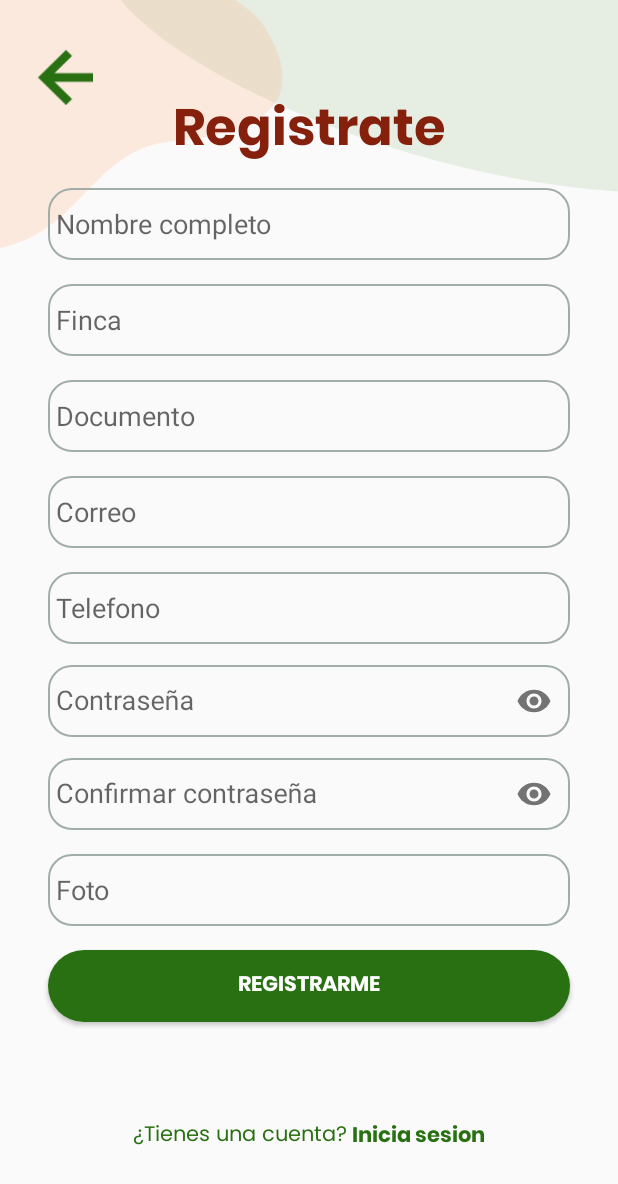
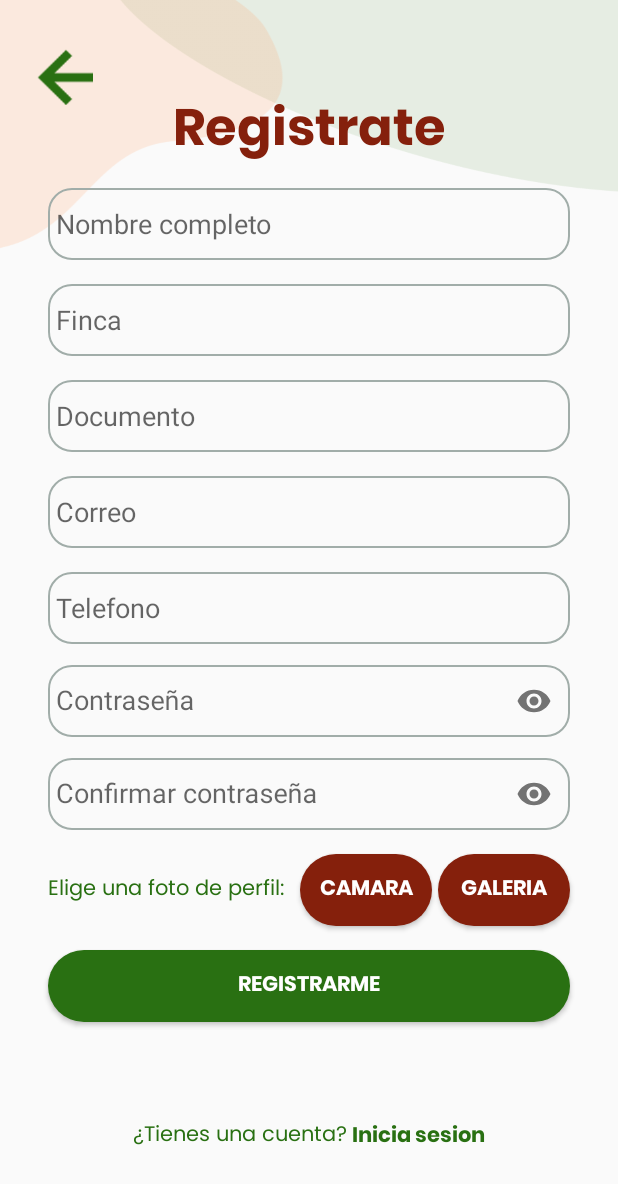
Before and after one commit to JhonSaldarriaga/CoffeeTec-Android, an Android app: the RegistrationActivity screen opened directly, with no data from a screen before it, on a phone screen of 412 x 824 dp. Shown: the top 1184 px of the screen. Run offline under Robolectric (Android 15) with nearby library versions, the phone set to English and light mode, and no system bars; our stand-ins replace Firebase (no records; nobody signed in at launch, a user with empty details on screens opened directly).

Commit message:
User firestore ok - Phone and documnt inpunte number

```diff
--- a/app/src/main/java/com/example/coffetec/RegistrationActivity.kt
+++ b/app/src/main/java/com/example/coffetec/RegistrationActivity.kt
@@ -30,10 +30,10 @@ class RegistrationActivity : AppCompatActivity() {
                 if(pass == binding.passwordConfirmET.editText!!.text.toString()){
                     Firebase.auth.createUserWithEmailAndPassword(email, pass).addOnSuccessListener {
                         Toast.makeText(this, "Cuenta creada exitosamente", Toast.LENGTH_LONG).show()
+                        registerUserData()
                     }.addOnFailureListener {
                         Toast.makeText(this, "Algo fallo: ${it.message}", Toast.LENGTH_LONG).show()
                     }
-                    registerUserData()
                 }else{
                     Toast.makeText(this, "Los campos de contraseña deben coincidir", Toast.LENGTH_LONG).show()
                 }
--- /dev/null
+++ b/app/src/main/res/drawable/background_btn2.xml
@@ -0,0 +1,7 @@
+<?xml version="1.0" encoding="utf-8"?>
+<shape android:shape="rectangle"
+    xmlns:android="http://schemas.android.com/apk/res/android" >
+
+    <solid android:color= "@color/brown"/>
+    <corners android:radius="25dp"/>
+</shape>
--- a/app/src/main/res/layout/activity_registration.xml
+++ b/app/src/main/res/layout/activity_registration.xml
@@ -15,9 +15,9 @@
         android:fontFamily="@font/poppins_bold"
         android:text="@string/registro"
         android:textColor="@color/white"
-        app:layout_constraintEnd_toEndOf="@+id/editTextTextPersonName4"
-        app:layout_constraintStart_toStartOf="@+id/editTextTextPersonName4"
-        app:layout_constraintTop_toBottomOf="@+id/editTextTextPersonName4" />
+        app:layout_constraintEnd_toEndOf="@+id/passwordConfirmET"
+        app:layout_constraintStart_toStartOf="@+id/passwordConfirmET"
+        app:layout_constraintTop_toBottomOf="@+id/button2" />
 
     <androidx.constraintlayout.widget.ConstraintLayout
         android:id="@+id/constraintLayout"
@@ -74,21 +74,6 @@
         app:layout_constraintTop_toTopOf="parent" />
 
     <EditText
-        android:id="@+id/editTextTextPersonName4"
-        android:layout_width="0dp"
-        android:layout_height="wrap_content"
-        android:layout_marginTop="16dp"
-        android:background="@drawable/background_input"
-        android:ems="10"
-        android:hint="@string/foto"
-        android:inputType="textPersonName"
-        android:minHeight="48dp"
-        android:paddingStart="5dp"
-        app:layout_constraintEnd_toEndOf="@+id/passwordConfirmET"
-        app:layout_constraintStart_toStartOf="@+id/passwordConfirmET"
-        app:layout_constraintTop_toBottomOf="@+id/passwordConfirmET" />
-
-    <EditText
         android:id="@+id/houseCampET"
         android:layout_width="0dp"
         android:layout_height="wrap_content"
@@ -113,7 +98,7 @@
         android:background="@drawable/background_input"
         android:ems="10"
         android:hint="@string/doc"
-        android:inputType="textPersonName"
+        android:inputType="number"
         android:minHeight="48dp"
         android:paddingStart="5dp"
         app:layout_constraintEnd_toEndOf="@+id/houseCampET"
@@ -143,7 +128,7 @@
         android:background="@drawable/background_input"
         android:ems="10"
         android:hint="@string/tel"
-        android:inputType="textPersonName"
+        android:inputType="phone"
         android:minHeight="48dp"
         android:paddingStart="5dp"
         app:layout_constraintEnd_toEndOf="@+id/emailSignUpET"
@@ -229,4 +214,46 @@
         app:layout_constraintHorizontal_bias="0.5"
         app:layout_constraintStart_toEndOf="@+id/textView9"
         app:layout_constraintTop_toTopOf="@+id/textView9" />
+
+    <TextView
+        android:id="@+id/textView7"
+        android:layout_width="0dp"
+        android:layout_height="wrap_content"
+        android:fontFamily="@font/poppins"
+        android:text="@string/foto_perfil"
+        android:textColor="@color/green"
+        app:layout_constraintBottom_toBottomOf="@+id/button2"
+        app:layout_constraintEnd_toStartOf="@+id/button2"
+        app:layout_constraintHorizontal_bias="0.5"
+        app:layout_constraintStart_toStartOf="@+id/passwordConfirmET"
+        app:layout_constraintTop_toTopOf="@+id/button2" />
+
+    <Button
+        android:id="@+id/button2"
+        android:layout_width="wrap_content"
+        android:layout_height="0dp"
+        android:layout_marginTop="16dp"
+        android:background="@drawable/background_btn2"
+        android:fontFamily="@font/poppins_bold"
+        android:text="Camara"
+        android:textColor="@color/white"
+        app:layout_constraintEnd_toStartOf="@+id/button3"
+        app:layout_constraintHorizontal_bias="0.5"
+        app:layout_constraintStart_toEndOf="@+id/textView7"
+        app:layout_constraintTop_toBottomOf="@+id/passwordConfirmET" />
+
+    <Button
+        android:id="@+id/button3"
+        android:layout_width="wrap_content"
+        android:layout_height="0dp"
+        android:layout_marginStart="4dp"
+        android:background="@drawable/background_btn2"
+        android:fontFamily="@font/poppins_bold"
+        android:text="Galeria"
+        android:textColor="@color/white"
+        app:layout_constraintBottom_toBottomOf="@+id/button2"
+        app:layout_constraintEnd_toEndOf="@+id/passwordConfirmET"
+        app:layout_constraintHorizontal_bias="0.5"
+        app:layout_constraintStart_toEndOf="@+id/button2"
+        app:layout_constraintTop_toTopOf="@+id/button2" />
 </androidx.constraintlayout.widget.ConstraintLayout>
--- a/app/src/main/res/values/strings.xml
+++ b/app/src/main/res/values/strings.xml
@@ -22,6 +22,7 @@
     <string name="cuenta">¿Tienes una cuenta?</string>
     <string name="no_cuenta">¿No tienes cuenta?</string>
     <string name="perfil">Perfil</string>
+    <string name="foto_perfil">Elige una foto de perfil:</string>
     <string name="edit">Edita tu perfil</string>
     <string name="no_guardar">¿Desea salir sin guardar?</string>
     <string name="txt_guardar">Recuerde que si sale en estos momentos se perderan los cambios realizados.</string>
```
